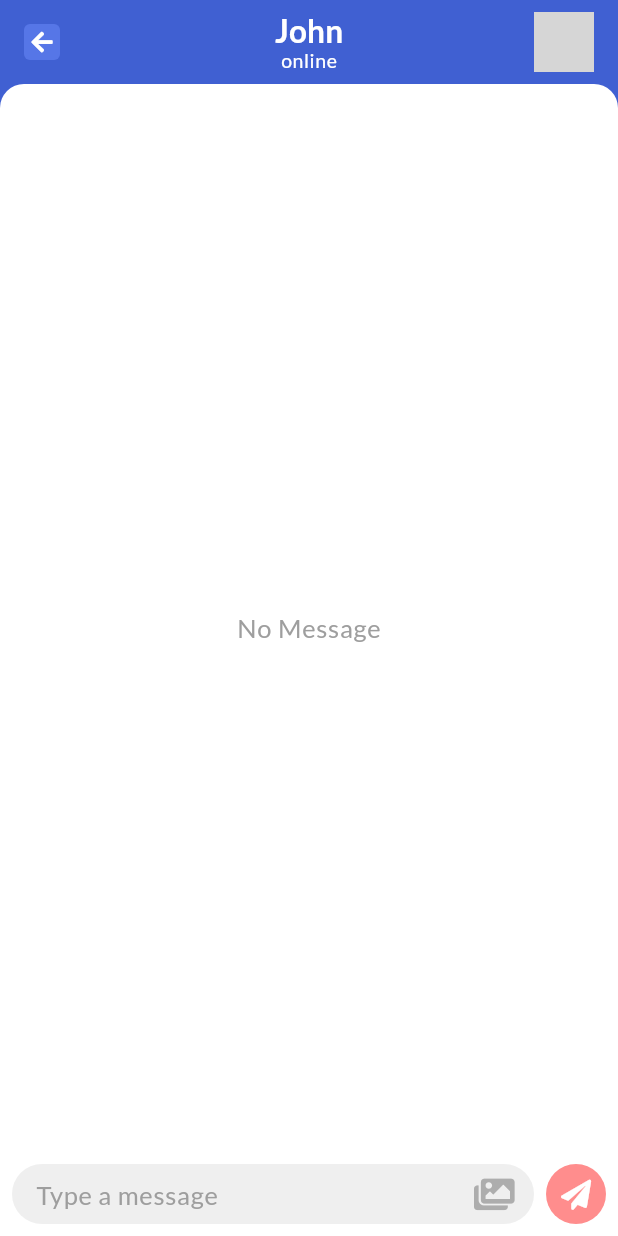
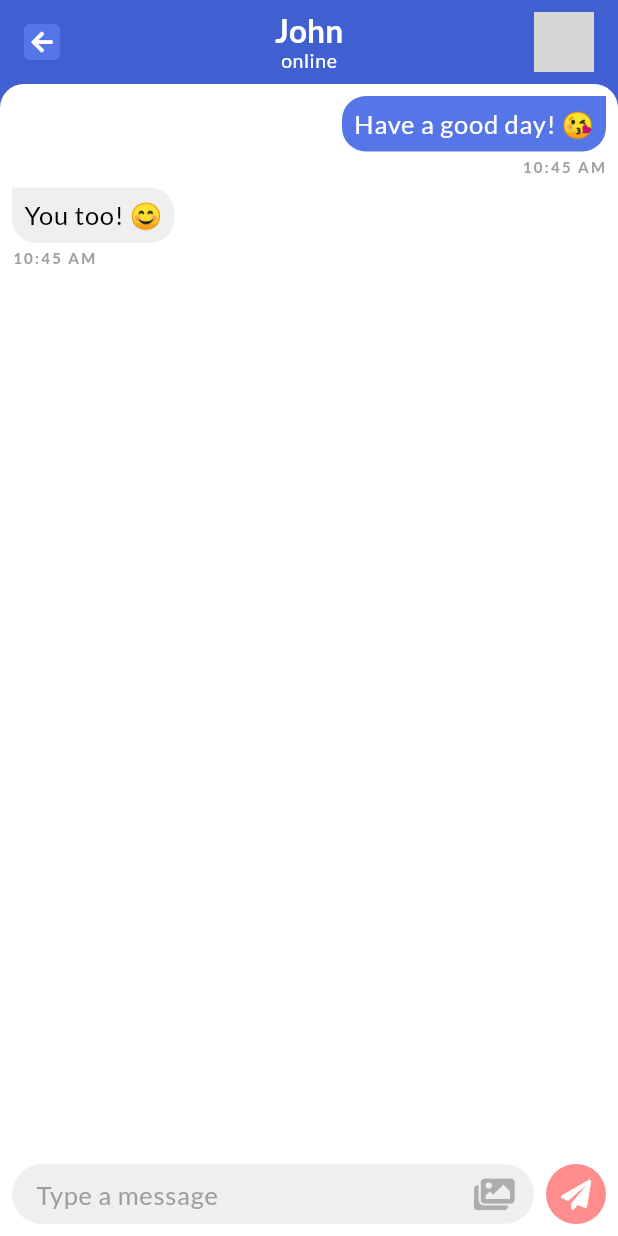
Before and after one commit to robby0125/chatme, a Flutter app: the ChatRoomPage screen opened by its route, on a phone screen of 412 x 824 dp. Run offline on Flutter 3.47's test engine with Material 2 defaults, Android fonts, the phone set to English and light mode, and no system bars; our stand-ins replace flutter_svg, font_awesome_flutter, get, google_fonts; network calls fail; grey boxes are pictures that could not be loaded.

Commit message:
add bubble chat in chat room page

```diff
--- a/lib/ui/pages/chat_room_page.dart
+++ b/lib/ui/pages/chat_room_page.dart
@@ -82,23 +82,59 @@ class _ChatRoomPageState extends State<ChatRoomPage> {
         ],
       ),
       body: MyRoundedBodyContainer(
-        child: Padding(
-          padding: const EdgeInsets.all(8),
         child: Column(
           crossAxisAlignment: CrossAxisAlignment.stretch,
           children: [
             Expanded(
-                child: Center(
+              child: ListView.separated(
+                padding: const EdgeInsets.all(8),
+                itemBuilder: (context, index) {
+                  return Column(
+                    mainAxisSize: MainAxisSize.min,
+                    crossAxisAlignment: index % 2 == 0
+                        ? CrossAxisAlignment.end
+                        : CrossAxisAlignment.start,
+                    children: [
+                      Container(
+                        padding: const EdgeInsets.all(8),
+                        decoration: BoxDecoration(
+                          color: index % 2 == 0
+                              ? const Color(0xFF5676E7)
+                              : _customGrey,
+                          borderRadius: BorderRadius.only(
+                            topLeft: Radius.circular(index % 2 == 0 ? 16 : 0),
+                            topRight: Radius.circular(index % 2 == 0 ? 0 : 16),
+                            bottomLeft: const Radius.circular(16),
+                            bottomRight: const Radius.circular(16),
+                          ),
+                        ),
                         child: Text(
-                    'No Message',
+                          index % 2 == 0 ? 'Have a good day! 😘' : 'You too! 😊',
                           style: Get.textTheme.bodyText1!.copyWith(
-                      color: Colors.grey,
-                    ),
+                            color: index % 2 == 0 ? Colors.white : Colors.black,
                           ),
                         ),
                       ),
                       const SizedBox(height: 4),
-              Row(
+                      Text(
+                        '10:45 AM',
+                        style: Get.textTheme.overline!.copyWith(
+                          color: Colors.grey,
+                          fontWeight: FontWeight.bold,
+                        ),
+                      ),
+                    ],
+                  );
+                },
+                separatorBuilder: (context, index) {
+                  return const SizedBox(height: 8);
+                },
+                itemCount: 2,
+              ),
+            ),
+            Padding(
+              padding: const EdgeInsets.all(8.0),
+              child: Row(
                 children: [
                   Expanded(
                     child: SizedBox(
@@ -148,8 +184,8 @@ class _ChatRoomPageState extends State<ChatRoomPage> {
                   ),
                 ],
               ),
+            ),
           ],
-          ),
         ),
       ),
     );
```
Lines whose indentation alone changed are shown as unchanged.
